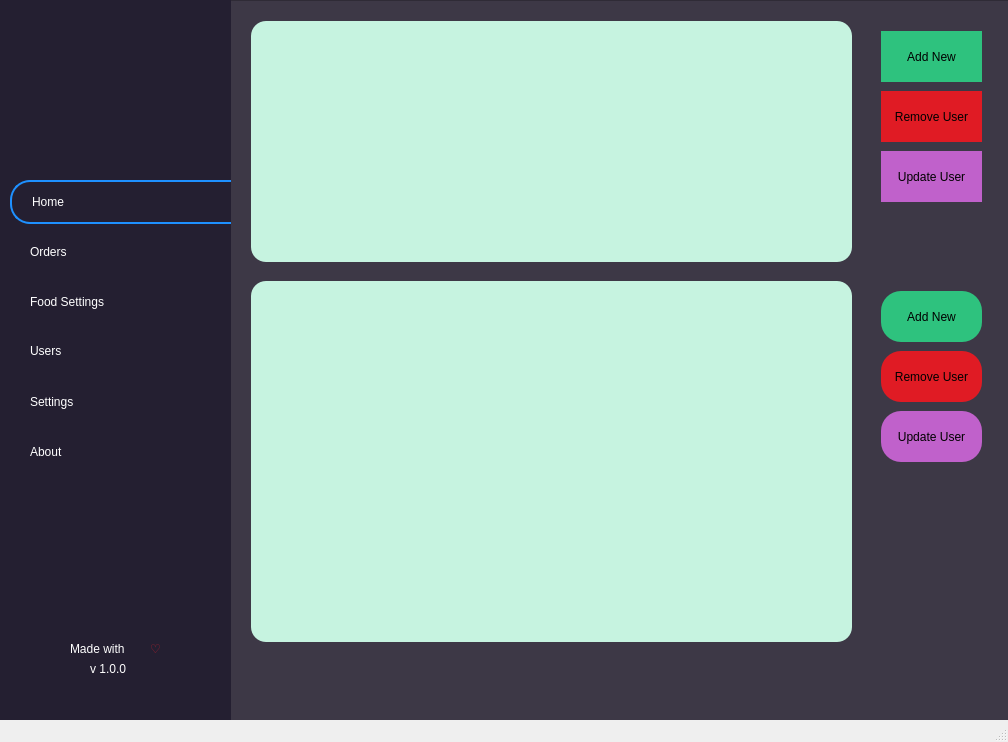
Above: home.ui from jibrankhalil-jk/CafeKit before the change. Below: the same form after it.
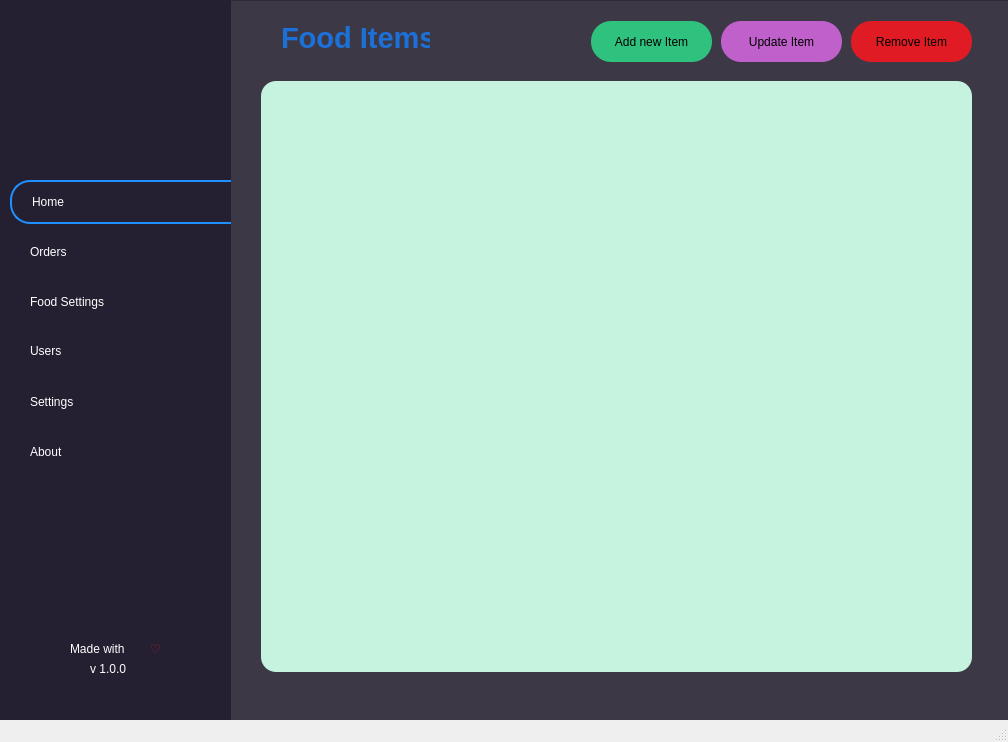
That is the form after the change. The open tabs and pages were chosen to show the change. Icons and pictures are not drawn.

```diff
--- a/home.ui
+++ b/home.ui
@@ -894,110 +894,13 @@
      </widget>
     </widget>
     <widget class="QWidget" name="cfoodpage">
-     <widget class="QPushButton" name="addNewFoodCategorieButton">
-      <property name="geometry">
-       <rect>
-        <x>650</x>
-        <y>30</y>
-        <width>101</width>
-        <height>51</height>
-       </rect>
-      </property>
-      <property name="styleSheet">
-       <string notr="true">#addNewFoodCategorieButton{
-background-color: rgb(46, 194, 126);
-border-radius: 50%;
-}
-#addNewFoodCategorieButton::hover{
-background-color: rgb(143, 240, 164)
-}</string>
-      </property>
-      <property name="text">
-       <string>Add New</string>
-      </property>
-     </widget>
-     <widget class="QPushButton" name="updateFoodCategorieButton">
-      <property name="geometry">
-       <rect>
-        <x>650</x>
-        <y>150</y>
-        <width>101</width>
-        <height>51</height>
-       </rect>
-      </property>
-      <property name="styleSheet">
-       <string notr="true">#updateFoodCategorieButton{
-background-color: rgb(192, 97, 203);
-border-radius: 50%;
-}
-#updateFoodCategorieButton::hover{
-background-color: rgb(220, 138, 221);
-}</string>
-      </property>
-      <property name="text">
-       <string>Update User</string>
-      </property>
-     </widget>
-     <widget class="QPushButton" name="removeFoodCategorieButton">
-      <property name="geometry">
-       <rect>
-        <x>650</x>
-        <y>90</y>
-        <width>101</width>
-        <height>51</height>
-       </rect>
-      </property>
-      <property name="styleSheet">
-       <string notr="true">#removeFoodCategorieButton{
-background-color: rgb(224, 27, 36);
-border-radius: 50%;
-}
-#removeFoodCategorieButton::hover{
-background-color: rgb(246, 97, 81);
-}</string>
-      </property>
-      <property name="text">
-       <string>Remove User</string>
-      </property>
-     </widget>
-     <widget class="QTableView" name="foodViewCategoryTable">
-      <property name="geometry">
-       <rect>
-        <x>20</x>
-        <y>20</y>
-        <width>601</width>
-        <height>241</height>
-       </rect>
-      </property>
-      <property name="styleSheet">
-       <string notr="true">background-color: #C6F3E0;
-border-radius: 15px;
-color: rgb(0, 0, 0);
-alternate-background-color: lightgray;</string>
-      </property>
-      <property name="sizeAdjustPolicy">
-       <enum>QAbstractScrollArea::AdjustToContents</enum>
-      </property>
-      <property name="autoScrollMargin">
-       <number>21</number>
-      </property>
-      <property name="alternatingRowColors">
-       <bool>true</bool>
-      </property>
-      <attribute name="verticalHeaderMinimumSectionSize">
-       <number>11</number>
-      </attribute>
-      <attribute name="verticalHeaderDefaultSectionSize">
-       <number>34</number>
-      </attribute>
-     </widget>
      <widget class="QPushButton" name="updateFoodButton">
       <property name="geometry">
        <rect>
-        <x>650</x>
-        <y>410</y>
-        <width>101</width>
-        <height>51</height>
+        <x>490</x>
+        <y>20</y>
+        <width>121</width>
+        <height>41</height>
        </rect>
       </property>
       <property name="styleSheet">
@@ -1010,16 +913,16 @@
 }</string>
       </property>
       <property name="text">
-       <string>Update User</string>
+       <string>Update Item</string>
       </property>
      </widget>
      <widget class="QPushButton" name="addNewFoodButton">
       <property name="geometry">
        <rect>
-        <x>650</x>
-        <y>290</y>
-        <width>101</width>
-        <height>51</height>
+        <x>360</x>
+        <y>20</y>
+        <width>121</width>
+        <height>41</height>
        </rect>
       </property>
       <property name="styleSheet">
@@ -1032,16 +935,16 @@
 }</string>
       </property>
       <property name="text">
-       <string>Add New</string>
+       <string>Add new Item</string>
       </property>
      </widget>
      <widget class="QPushButton" name="removeFoodButton">
       <property name="geometry">
        <rect>
-        <x>650</x>
-        <y>350</y>
-        <width>101</width>
-        <height>51</height>
+        <x>620</x>
+        <y>20</y>
+        <width>121</width>
+        <height>41</height>
        </rect>
       </property>
       <property name="styleSheet">
@@ -1054,16 +957,16 @@
 }</string>
       </property>
       <property name="text">
-       <string>Remove User</string>
+       <string>Remove Item</string>
       </property>
      </widget>
      <widget class="QTableView" name="foodViewFoodItemTable">
       <property name="geometry">
        <rect>
-        <x>20</x>
-        <y>280</y>
-        <width>601</width>
-        <height>361</height>
+        <x>30</x>
+        <y>80</y>
+        <width>711</width>
+        <height>591</height>
        </rect>
       </property>
       <property name="styleSheet">
@@ -1079,6 +982,19 @@
        <bool>true</bool>
       </property>
      </widget>
+     <widget class="QLabel" name="label_22">
+      <property name="geometry">
+       <rect>
+        <x>50</x>
+        <y>20</y>
+        <width>149</width>
+        <height>35</height>
+       </rect>
+      </property>
+      <property name="text">
+       <string>&lt;html&gt;&lt;head/&gt;&lt;body&gt;&lt;p&gt;&lt;span style=&quot; font-size:22pt; font-weight:700; color:#1c71d8;&quot;&gt;Food Items&lt;/span&gt;&lt;/p&gt;&lt;/body&gt;&lt;/html&gt;</string>
+      </property>
+     </widget>
     </widget>
     <widget class="QWidget" name="duserpage">
      <widget class="QPushButton" name="addNewUserButton">
```
Left out of the diff: 2 changed lines with no effect on the pictures.
